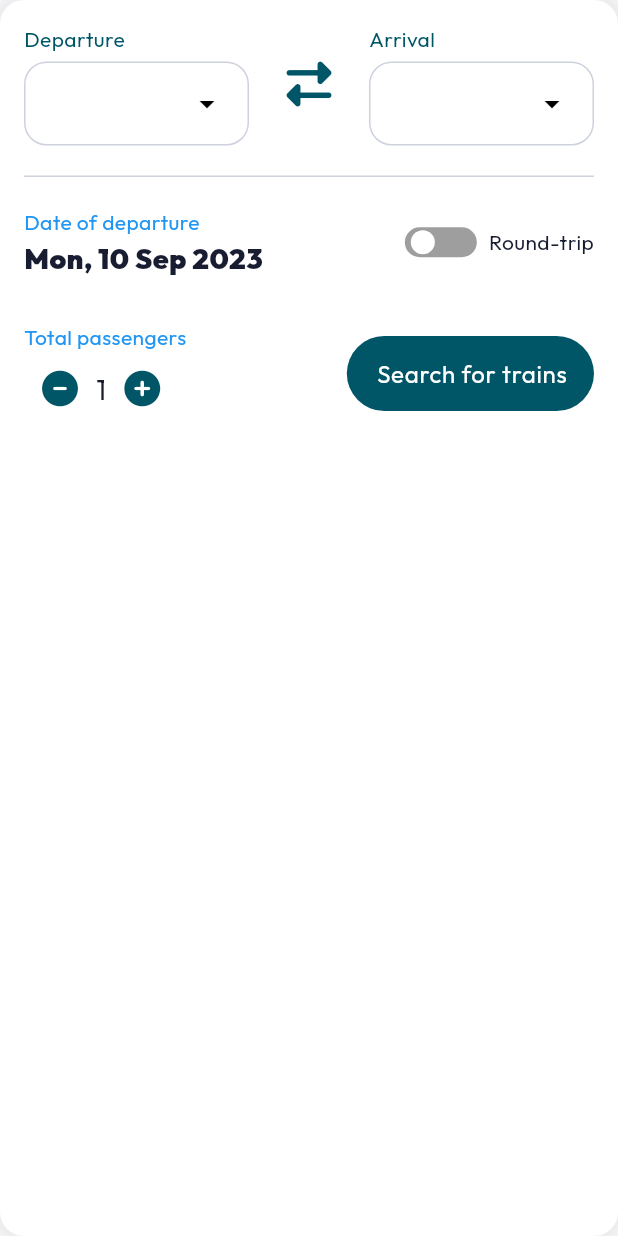
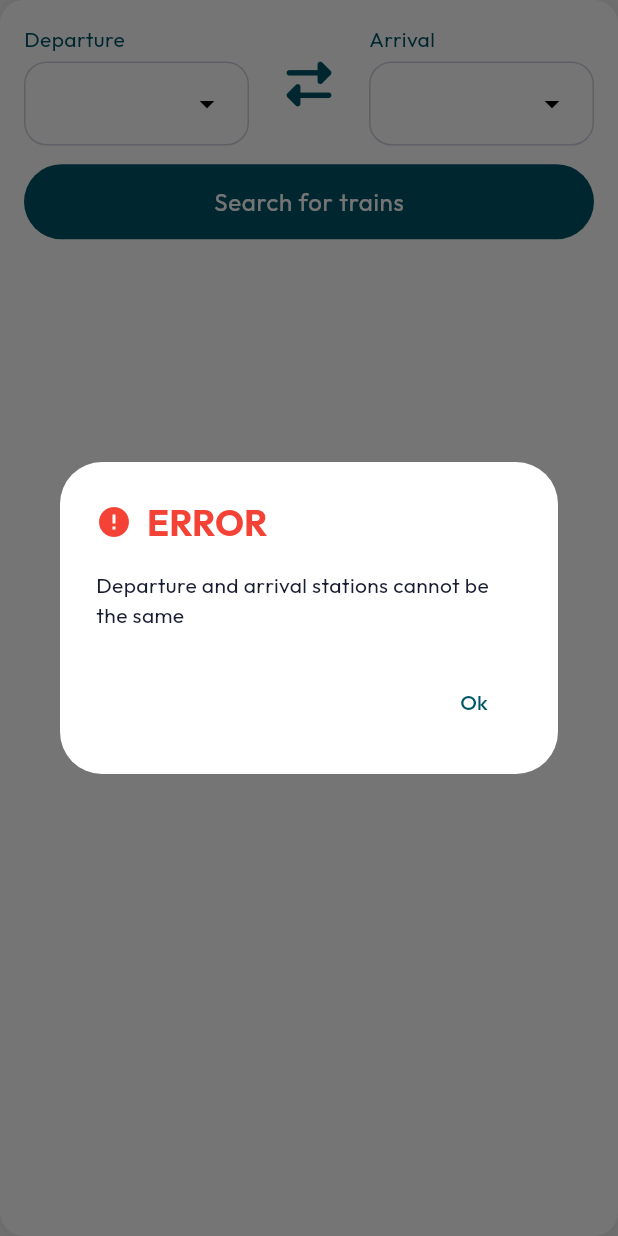
Before and after one commit to AbdelrhmanReda17/Mahatatty, a Flutter app: the SearchCard widget shown alone on an empty page, opened directly with empty values, after a tap on "Search for trains", on a phone screen of 412 x 824 dp. Run offline on Flutter 3.47's test engine with Material 3 defaults, Android fonts, the phone set to English and light mode, and no system bars; our stand-ins replace cloud_firestore, firebase_auth, firebase_core, flutter_riverpod, flutter_svg, font_awesome_flutter and 8 more; accounts and stored records are empty.

Commit message:
add search logic

```diff
--- a/lib/features/train_booking/data/repository/train_repository.dart
+++ b/lib/features/train_booking/data/repository/train_repository.dart
@@ -30,13 +30,12 @@ class TrainRepository implements BaseTrainRepository {
   }
 
   @override
-  Future<Train> getTrainsBySearch(
+  Future<List<Train>> getTrainsBySearch(
       {required TicketType ticket,
       required TrainStations from,
       required TrainStations to,
       DateTime? fromDateTime,
       DateTime? toDateTime}) {
-    // TODO: implement getTrainsBySearch
     throw UnimplementedError();
   }
 
--- a/lib/features/train_booking/domain/repository/train_repository.dart
+++ b/lib/features/train_booking/domain/repository/train_repository.dart
@@ -4,7 +4,7 @@ import '../entities/train.dart';
 abstract class BaseTrainRepository {
   Future<List<Train>> getAllTrains();
 
-  Future<Train> getTrainsBySearch({
+  Future<List<Train>> getTrainsBySearch({
     required TicketType ticket,
     required TrainStations from,
     required TrainStations to,
--- a/lib/features/train_booking/domain/usecases/get_train_by_id_usecase.dart
+++ b/lib/features/train_booking/domain/usecases/get_train_by_id_usecase.dart
@@ -8,7 +8,7 @@ class GetTrainsBySearch {
 
   GetTrainsBySearch(this.repository);
 
-  Future<Train> call({
+  Future<List<Train>> call({
     required TicketType ticket,
     required TrainStations from,
     required TrainStations to,
--- a/lib/features/train_booking/presentation/components/best_offers.dart
+++ b/lib/features/train_booking/presentation/components/best_offers.dart
@@ -2,7 +2,7 @@ import 'dart:developer';
 import 'package:flutter/material.dart';
 import 'package:flutter_riverpod/flutter_riverpod.dart';
 import 'package:mahattaty/features/train_booking/presentation/components/cards/train_card.dart';
-import 'package:mahattaty/features/train_booking/presentation/controllers/bestOffersTrainsController.dart';
+import 'package:mahattaty/features/train_booking/presentation/controllers/best_offers_trains_controller.dart';
 
 class BestOffers extends ConsumerWidget {
   const BestOffers({super.key});
--- a/lib/features/train_booking/presentation/components/search_card.dart
+++ b/lib/features/train_booking/presentation/components/search_card.dart
@@ -1,17 +1,21 @@
+import 'dart:developer';
 import 'package:flutter/material.dart';
+import 'package:flutter_riverpod/flutter_riverpod.dart';
 import 'package:font_awesome_flutter/font_awesome_flutter.dart';
-
+import '../../../../core/generic components/mahattaty_alert.dart';
 import '../../../../core/generic components/mahattaty_button.dart';
 import '../../../../core/generic components/mahattaty_switch.dart';
 import '../../domain/entities/train.dart';
+import '../controllers/search_train_controller.dart';
 
-class SearchCard extends StatelessWidget {
-  final VoidCallback onSearchClicked;
+class SearchCard extends ConsumerWidget {
+  final VoidCallback switchForms;
 
-  const SearchCard({super.key, required this.onSearchClicked});
+  const SearchCard({super.key, required this.switchForms});
 
   @override
-  Widget build(BuildContext context) {
+  Widget build(BuildContext context, WidgetRef ref) {
+    final searchQuery = ref.watch(searchProvider);
     return Container(
       decoration: BoxDecoration(
         color: Theme.of(context).colorScheme.surface,
@@ -31,111 +35,48 @@ class SearchCard extends StatelessWidget {
             Row(
               mainAxisAlignment: MainAxisAlignment.spaceBetween,
               children: [
-                const TrainStationSelector(
+                TrainStationSelector(
                   direction: TrainStationDirection.origin,
+                  onSelected: (station) {
+                    ref.read(searchProvider).fromStation = station!;
+                  },
                 ),
                 Icon(
                   FontAwesomeIcons.rightLeft,
                   color: Theme.of(context).colorScheme.primary,
                   size: 30,
                 ),
-                const TrainStationSelector(
+                TrainStationSelector(
                   direction: TrainStationDirection.destination,
+                  onSelected: (station) {
+                    ref.read(searchProvider).toStation = station!;
+                  },
                 ),
               ],
             ),
             const SizedBox(height: 12.5),
-            Divider(
-              color: Theme.of(context).colorScheme.onPrimaryContainer,
-              thickness: 1,
-            ),
-            const SizedBox(height: 12.5),
-            Row(
-              mainAxisAlignment: MainAxisAlignment.spaceBetween,
-              crossAxisAlignment: CrossAxisAlignment.center,
-              children: [
-                Column(
-                  crossAxisAlignment: CrossAxisAlignment.start,
-                  children: [
-                    const Text(
-                      'Date of departure',
-                      style: TextStyle(color: Colors.blue),
-                    ),
-                    Text(
-                      'Mon, 10 Sep 2023',
-                      style: TextStyle(
-                          fontSize: 19,
-                          fontWeight: FontWeight.w900,
-                          color: Theme.of(context).colorScheme.onPrimary),
-                    ),
-                  ],
-                ),
-                Row(
-                  children: [
-                    MahattatySwitch(
-                      onChanged: (value) {},
-                      value: false,
-                      enableColor: Theme.of(context).colorScheme.primary,
-                      height: 20,
-                    ),
-                    const SizedBox(width: 8),
-                    Text(
-                      'Round-trip',
-                      style: TextStyle(
-                          color: Theme.of(context).colorScheme.onPrimary),
-                    ),
-                  ],
-                ),
-              ],
-            ),
-            const SizedBox(height: 30),
-            Row(
-              mainAxisAlignment: MainAxisAlignment.spaceBetween,
-              children: [
-                Column(
-                  crossAxisAlignment: CrossAxisAlignment.start,
-                  children: [
-                    const Text(
-                      'Total passengers',
-                      style: TextStyle(color: Colors.blue),
-                    ),
-                    const SizedBox(width: 16),
-                    Row(
-                      children: [
-                        IconButton(
-                          icon: Icon(
-                            FontAwesomeIcons.circleMinus,
-                            color: Theme.of(context).colorScheme.primary,
-                          ),
-                          onPressed: () {},
-                        ),
-                        Text(
-                          '1',
-                          style: TextStyle(
-                            color: Theme.of(context).colorScheme.onPrimary,
-                            fontSize: 19,
-                          ),
-                        ),
-                        IconButton(
-                          icon: Icon(
-                            FontAwesomeIcons.circlePlus,
-                            color: Theme.of(context).colorScheme.primary,
-                          ),
-                          onPressed: () {},
-                        ),
-                      ],
-                    ),
-                  ],
-                ),
-                SizedBox(
-                  width: MediaQuery.of(context).size.width * 0.4,
-                  child: MahattatyButton(
-                    onPressed: onSearchClicked,
-                    style: MahattatyButtonStyle.primary,
-                    text: 'Search for trains',
-                  ),
-                ),
-              ],
+            MahattatyButton(
+              onPressed: () {
+                log('Search for trains');
+                log(searchQuery.fromStation.toString());
+                log(searchQuery.toStation.toString());
+                if (searchQuery.fromStation != null &&
+                    searchQuery.toStation != null &&
+                    searchQuery.fromStation != searchQuery.toStation) {
+                  switchForms();
+                } else {
+                  mahattatyAlertDialog(
+                    context,
+                    message: searchQuery.fromStation != null &&
+                            searchQuery.toStation != null
+                        ? 'Please select both departure and arrival stations'
+                        : 'Departure and arrival stations cannot be the same',
+                    type: MahattatyAlertType.error,
+                  );
+                }
+              },
+              style: MahattatyButtonStyle.primary,
+              text: 'Search for trains',
             ),
           ],
         ),
@@ -195,7 +136,8 @@ class TrainStationDetails extends StatelessWidget {
         Text(
           location,
           style: TextStyle(
-              color: Theme.of(context).colorScheme.onPrimaryContainer),
+            color: Theme.of(context).colorScheme.onPrimaryContainer,
+          ),
         ),
       ],
     );
@@ -252,10 +194,12 @@ class TrainStationDetails extends StatelessWidget {
 
 class TrainStationSelector extends StatelessWidget {
   final TrainStationDirection direction;
+  final Function(TrainStations? station) onSelected;
 
   const TrainStationSelector({
     super.key,
     required this.direction,
+    required this.onSelected,
   });
 
   @override
@@ -271,10 +215,13 @@ class TrainStationSelector extends StatelessWidget {
         ),
         const SizedBox(height: 5),
         DropdownMenu(
+          onSelected: (value) {
+            if (value != null) onSelected(value);
+          },
           width: 150,
           dropdownMenuEntries: TrainStations.allStations.map((station) {
-            return DropdownMenuEntry(
-              value: station.code,
+            return DropdownMenuEntry<TrainStations>(
+              value: station,
               label: station.name,
             );
           }).toList(),
```
Also changed, not shown: lib/core/generic components/mahattaty_data_picker.dart (+5 -3 lines), lib/core/screens/main_screen.dart (+3 -38 lines), lib/features/train_booking/presentation/components/search_card_form.dart (+43 -68 lines), lib/features/train_booking/presentation/components/train_search.dart (added, +64 -0 lines), lib/features/train_booking/presentation/controllers/best_offers_trains_controller.dart (added, +16 -0 lines), lib/features/train_booking/presentation/controllers/search_train_controller.dart (added, +46 -0 lines), lib/features/train_booking/presentation/providers/get_trains_by_search_provider.dart (added, +8 -0 lines).
